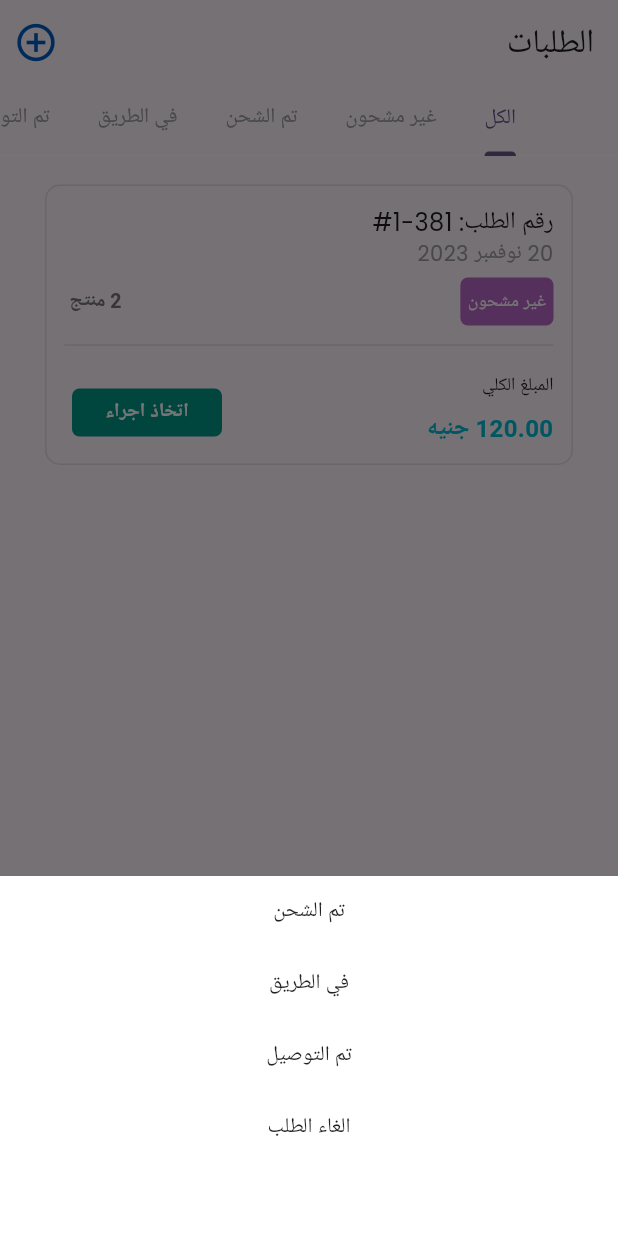
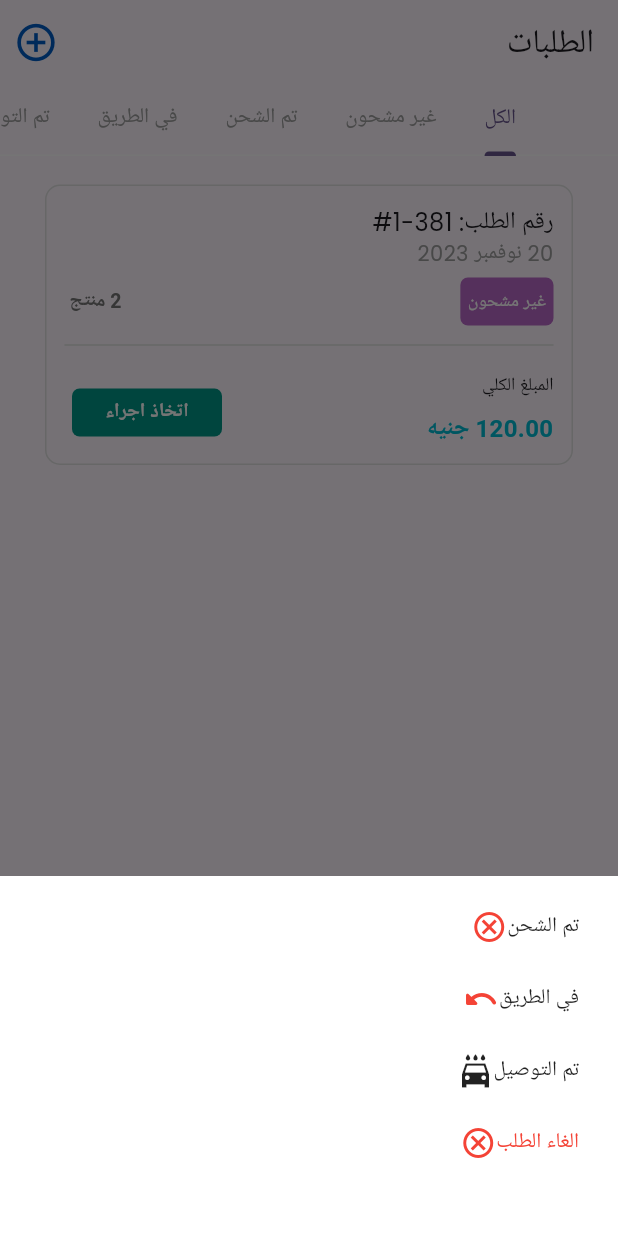
Before and after one commit to AbdullahElmeslimany/tager, a Flutter app: the screen it shows after launch, item 4 of the bottom bar chosen, after a tap on "اتخاذ اجراء", on a phone screen of 412 x 824 dp. Run offline on Flutter 3.47's test engine with Material 3 defaults, Android fonts, the phone set to English and light mode, and no system bars; drawn by our look-alikes of persistent_bottom_nav_bar; our stand-ins replace bloc, carousel_slider, flutter_bloc, gap, get, google_fonts and 5 more; network calls fail; Roboto replaces fonts that are missing (Alexandria).

Commit message:
Form Mac

```diff
--- /dev/null
+++ b/composer.json
@@ -0,0 +1,6 @@
+{
+    "require-dev": {
+        "barryvdh/laravel-debugbar": "^3.12",
+        "laravel/dusk": "^8.0"
+    }
+}
--- a/lib/view/add_item/helper/addimage_product.dart
+++ b/lib/view/add_item/helper/addimage_product.dart
@@ -30,7 +30,7 @@ Row imageProduct(BuildContext context) {
                   width: 30,
                 ),
                 const Text(
-                  "اضافة منتج",
+                  "اضافة صورة",
                   style: TextStyle(fontSize: 10),
                 )
               ],
--- a/lib/view/app_bar_buttom/bar_buttom_app.dart
+++ b/lib/view/app_bar_buttom/bar_buttom_app.dart
@@ -113,7 +113,7 @@ class ButtonNavigationBar extends StatelessWidget {
       ),
       screenTransitionAnimation: const ScreenTransitionAnimation(
         animateTabTransition: true,
-        curve: Curves.ease,
+        curve: Curves.slowMiddle,
         duration: Duration(milliseconds: 200),
       ),
       navBarStyle: NavBarStyle.style15,
--- a/lib/view/clients/client.dart
+++ b/lib/view/clients/client.dart
@@ -101,7 +101,8 @@ class ClientPage extends StatelessWidget {
                                 text: "ملاحظات"),
                             Container(
                               width: MediaQuery.sizeOf(context).width - 25,
-                              margin: const EdgeInsets.symmetric(vertical: 15),
+                              margin:
+                                  const EdgeInsets.symmetric(vertical: 15),
                               decoration: BoxDecoration(
                                   color: Colors.amber,
                                   borderRadius: BorderRadius.circular(15)),
--- a/lib/view/items_product/item_product.dart
+++ b/lib/view/items_product/item_product.dart
@@ -1,4 +1,7 @@
 import 'package:flutter/material.dart';
+import 'package:get/get.dart';
+
+import '../product_detials/product_detials.dart';
 
 class ItemsProductPage extends StatelessWidget {
   const ItemsProductPage({super.key});
@@ -37,7 +40,7 @@ class ItemsProductPage extends StatelessWidget {
                 itemBuilder: (BuildContext context, int index) {
                   return InkWell(
                     onTap: () {
-                      // Get.to(const ClientDetials());
+                      Get.to(const ProductDetials());
                     },
                     child: Container(
                       height: 95,
--- a/lib/view/order/helper/state_order/state_order.dart
+++ b/lib/view/order/helper/state_order/state_order.dart
@@ -113,8 +113,10 @@ class StateOrder extends StatelessWidget {
                       Get.bottomSheet(Container(
                         height: 240,
                         width: MediaQuery.sizeOf(context).width,
+                        padding: const EdgeInsets.all(10),
                         color: Colors.white,
                         child: Column(
+                          mainAxisAlignment: MainAxisAlignment.start,
                           children: [
                             SizedBox(
                               width: MediaQuery.sizeOf(context).width,
@@ -122,7 +124,16 @@ class StateOrder extends StatelessWidget {
                                 onPressed: () {
                                   Get.back();
                                 },
-                                child: const Text("تم الشحن"),
+                                child: const Row(
+                                  mainAxisAlignment: MainAxisAlignment.end,
+                                  children: [
+                                    Icon(
+                                      Icons.cancel_outlined,
+                                      color: Colors.red,
+                                    ),
+                                    Text("تم الشحن"),
+                                  ],
+                                ),
                               ),
                             ),
                             SizedBox(
@@ -131,7 +142,16 @@ class StateOrder extends StatelessWidget {
                                 onPressed: () {
                                   Get.back();
                                 },
-                                child: const Text("في الطريق"),
+                                child: const Row(
+                                  mainAxisAlignment: MainAxisAlignment.end,
+                                  children: [
+                                    Icon(
+                                      Icons.undo_rounded,
+                                      color: Colors.red,
+                                    ),
+                                    Text("في الطريق"),
+                                  ],
+                                ),
                               ),
                             ),
                             SizedBox(
@@ -140,7 +160,15 @@ class StateOrder extends StatelessWidget {
                                 onPressed: () {
                                   Get.back();
                                 },
-                                child: const Text("تم التوصيل"),
+                                child: const Row(
+                                  mainAxisAlignment: MainAxisAlignment.end,
+                                  children: [
+                                    Icon(
+                                      Icons.local_car_wash_sharp,
+                                    ),
+                                    Text("تم التوصيل"),
+                                  ],
+                                ),
                               ),
                             ),
                             SizedBox(
@@ -149,7 +177,19 @@ class StateOrder extends StatelessWidget {
                                 onPressed: () {
                                   Get.back();
                                 },
-                                child: const Text("الغاء الطلب"),
+                                child: const Row(
+                                  mainAxisAlignment: MainAxisAlignment.end,
+                                  children: [
+                                    Icon(
+                                      Icons.cancel_outlined,
+                                      color: Colors.red,
+                                    ),
+                                    Text(
+                                      "الغاء الطلب",
+                                      style: TextStyle(color: Colors.red),
+                                    ),
+                                  ],
+                                ),
                               ),
                             ),
                           ],
```
Also changed, not shown: lib/view/add_item/add_item.dart (+7 -6 lines), lib/view/product_detials/product_detials.dart (renamed from lib/view/item_detials/item_detials.dart, +66 -9 lines), lib/view/testaa/testaa.dart (deleted, +0 -17 lines), pubspec.lock, 4 other files.
